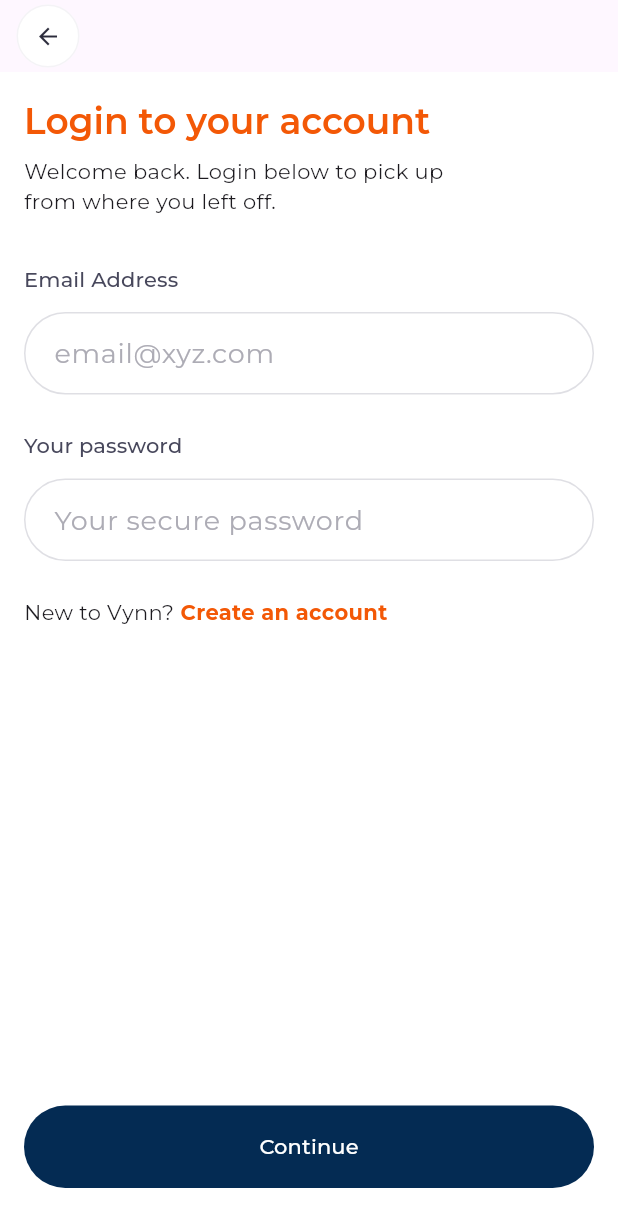
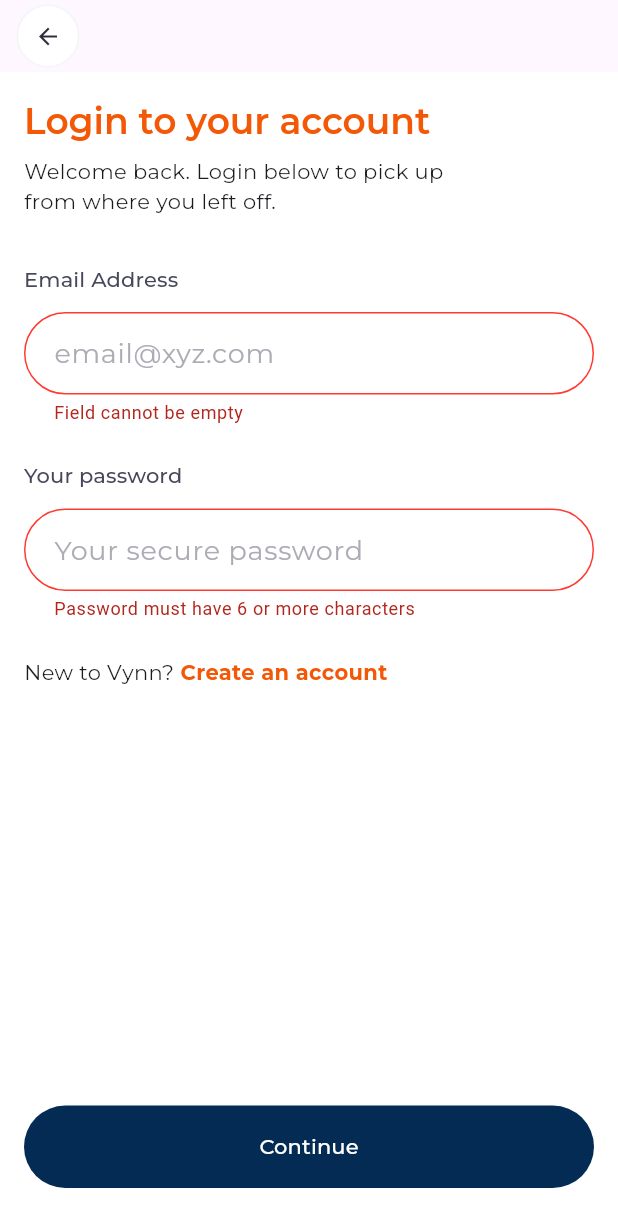
Before and after one commit to developerjamiu/Vynn, a Flutter app: the SignInPage screen opened by its route, after a tap on "Continue", on a phone screen of 412 x 824 dp. Shown: the top 1227 px of the screen. Run offline on Flutter 3.47's test engine with Material 3 defaults, Android fonts, the phone set to English and light mode, and no system bars; our stand-ins replace cloud_firestore, firebase_auth, firebase_core, flutter_riverpod, flutter_svg, go_router and 2 more; accounts and stored records are empty.

Commit message:
feat: add validation

```diff
--- /dev/null
+++ b/lib/core/extensions/validation_extension.dart
@@ -0,0 +1,25 @@
+import 'package:flutter/material.dart';
+
+extension ValidationExtension on BuildContext {
+  String? validateFieldNotEmpty(String? value) =>
+      value == null || value.isEmpty ? 'Field cannot be empty' : null;
+
+  String? validateFieldNotNull<T>(T? value) =>
+      value == null ? 'Field cannot be empty' : null;
+
+  String? validateEmailAddress(String? value) {
+    if (value == null) return 'Field cannot be empty';
+
+    if (value.isEmpty) return 'Field cannot be empty';
+
+    bool emailValid = RegExp(
+            r"^[a-zA-Z0-9.a-zA-Z0-9.!#$%&'*+-/=?^_`{|}~]+@[a-zA-Z0-9]+\.[a-zA-Z]+")
+        .hasMatch(value);
+
+    return !emailValid ? 'Enter a Valid Email Address' : null;
+  }
+
+  String? validatePassword(String? value) => value == null || value.length < 6
+      ? 'Password must have 6 or more characters'
+      : null;
+}
--- a/lib/features/authentication/presentation/pages/sign_in_page.dart
+++ b/lib/features/authentication/presentation/pages/sign_in_page.dart
@@ -2,6 +2,7 @@ import 'package:flutter/gestures.dart';
 import 'package:flutter/material.dart';
 import 'package:flutter/services.dart';
 import 'package:go_router/go_router.dart';
+import 'package:vynn/core/extensions/validation_extension.dart';
 import 'package:vynn/core/theme/app_theme.dart';
 import 'package:vynn/features/authentication/presentation/pages/auth_options_page.dart';
 import 'package:vynn/features/authentication/presentation/pages/sign_up_page.dart';
@@ -9,11 +10,28 @@ import 'package:vynn/features/shared/widgets/app_button.dart';
 import 'package:vynn/features/shared/widgets/app_text_form_field.dart';
 import 'package:vynn/features/shared/widgets/custom_app_bar.dart';
 
-class SignInPage extends StatelessWidget {
+class SignInPage extends StatefulWidget {
   static const routePath = 'sign_in';
   static const routeName = 'SignIn';
 
   const SignInPage({super.key});
+
+  @override
+  State<SignInPage> createState() => _SignInPageState();
+}
+
+class _SignInPageState extends State<SignInPage> {
+  final _formKey = GlobalKey<FormState>();
+
+  late final _emailAddressController = TextEditingController();
+  late final _passwordController = TextEditingController();
+
+  @override
+  void dispose() {
+    _emailAddressController.dispose();
+    _passwordController.dispose();
+    super.dispose();
+  }
 
   @override
   Widget build(BuildContext context) {
@@ -28,7 +46,9 @@ class SignInPage extends StatelessWidget {
           onTap: () => FocusManager.instance.primaryFocus?.unfocus(),
           child: Stack(
             children: [
-              ListView(
+              Form(
+                key: _formKey,
+                child: ListView(
                   padding: const EdgeInsets.symmetric(horizontal: 16.0),
                   children: [
                     const SizedBox(height: 16),
@@ -44,14 +64,20 @@ class SignInPage extends StatelessWidget {
                       style: textTheme.bodyMedium,
                     ),
                     const SizedBox(height: 32),
-                  const AppTextFormField(
+                    AppTextFormField(
                       hintText: 'email@xyz.com',
                       labelText: 'Email Address',
+                      keyboardType: TextInputType.emailAddress,
+                      controller: _emailAddressController,
+                      validator: context.validateEmailAddress,
                     ),
                     const SizedBox(height: 24),
-                  const AppTextFormField(
+                    AppTextFormField(
                       hintText: 'Your secure password',
                       labelText: 'Your password',
+                      keyboardType: TextInputType.visiblePassword,
+                      controller: _passwordController,
+                      validator: context.validatePassword,
                     ),
                     const SizedBox(height: 24),
                     Text.rich(
@@ -80,6 +106,7 @@ class SignInPage extends StatelessWidget {
                     ),
                   ],
                 ),
+              ),
               Align(
                 alignment: Alignment.bottomCenter,
                 child: Padding(
@@ -89,7 +116,11 @@ class SignInPage extends StatelessWidget {
                     bottom: 32,
                   ),
                   child: AppButton(
-                    onPressed: () {},
+                    onPressed: () {
+                      FocusScope.of(context).unfocus();
+
+                      if (_formKey.currentState!.validate()) {}
+                    },
                     label: 'Continue',
                   ),
                 ),
--- a/lib/features/shared/widgets/app_text_form_field.dart
+++ b/lib/features/shared/widgets/app_text_form_field.dart
@@ -7,12 +7,20 @@ class AppTextFormField extends StatelessWidget {
     this.prefixIcon,
     required this.hintText,
     required this.labelText,
+    this.controller,
+    this.keyboardType,
+    this.obscureText = false,
+    this.validator,
   }) : borderRadius = const BorderRadius.all(Radius.circular(38));
 
   final BorderRadius borderRadius;
   final IconData? prefixIcon;
   final String hintText;
   final String labelText;
+  final TextEditingController? controller;
+  final TextInputType? keyboardType;
+  final bool obscureText;
+  final String? Function(String?)? validator;
 
   @override
   Widget build(BuildContext context) {
@@ -30,6 +38,10 @@ class AppTextFormField extends StatelessWidget {
         ),
         const SizedBox(height: 12),
         TextFormField(
+          validator: validator,
+          obscureText: obscureText,
+          keyboardType: keyboardType,
+          controller: controller,
           decoration: InputDecoration(
             prefixIcon: prefixIcon == null ? null : Icon(prefixIcon),
             hintText: hintText,
```
Also changed, not shown: lib/features/authentication/presentation/pages/sign_up_page.dart (+36 -5 lines). Lines whose indentation alone changed are shown as unchanged.
